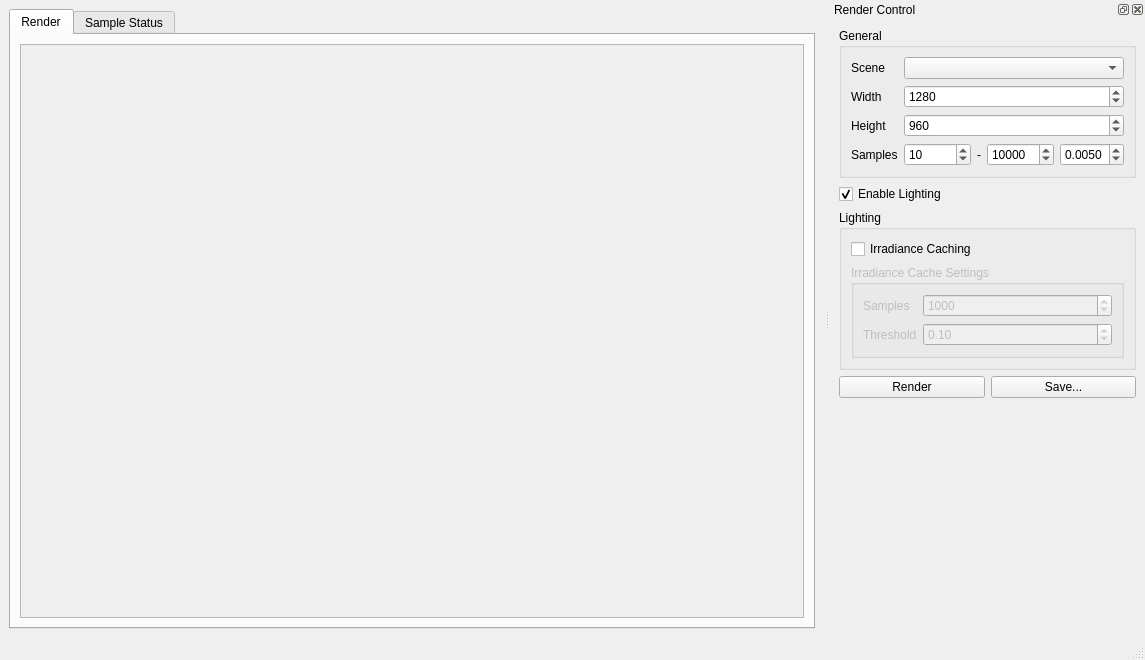
Qt form App/MainWindow.ui (mattfischer/raytrace) before a commit.
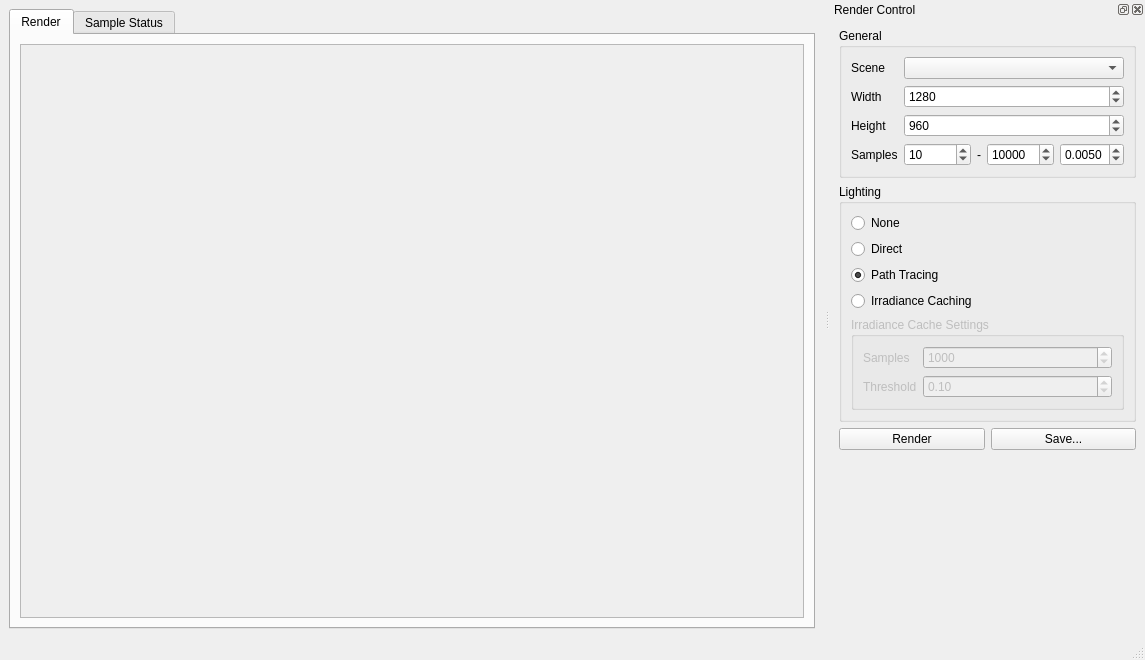
The same form after that commit.

Commit message: Add direct lighter, and lighter selection GUI

Patch:
```diff
--- a/App/MainWindow.ui
+++ b/App/MainWindow.ui
@@ -247,24 +247,50 @@
        </layout>
       </widget>
      </item>
-     <item>
-      <widget class="QCheckBox" name="enableLightingBox">
-       <property name="text">
-        <string>Enable Lighting</string>
-       </property>
-       <property name="checked">
-        <bool>true</bool>
-       </property>
-      </widget>
-     </item>
      <item>
       <widget class="QGroupBox" name="groupLighting">
        <property name="title">
         <string>Lighting</string>
        </property>
-       <layout class="QVBoxLayout" name="verticalLayout_4">
+       <layout class="QVBoxLayout" name="verticalLayout_10">
+        <property name="leftMargin">
+         <number>9</number>
+        </property>
+        <property name="topMargin">
+         <number>9</number>
+        </property>
+        <property name="rightMargin">
+         <number>9</number>
+        </property>
+        <property name="bottomMargin">
+         <number>9</number>
+        </property>
         <item>
-         <widget class="QCheckBox" name="indirectIrradianceCaching">
+         <widget class="QRadioButton" name="lightingNone">
+          <property name="text">
+           <string>None</string>
+          </property>
+         </widget>
+        </item>
+        <item>
+         <widget class="QRadioButton" name="lightingDirect">
+          <property name="text">
+           <string>Direct</string>
+          </property>
+         </widget>
+        </item>
+        <item>
+         <widget class="QRadioButton" name="lightingPathTracing">
+          <property name="text">
+           <string>Path Tracing</string>
+          </property>
+          <property name="checked">
+           <bool>true</bool>
+          </property>
+         </widget>
+        </item>
+        <item>
+         <widget class="QRadioButton" name="lightingIrradianceCaching">
           <property name="text">
            <string>Irradiance Caching</string>
           </property>
@@ -279,6 +305,9 @@
            <string>Irradiance Cache Settings</string>
           </property>
           <layout class="QFormLayout" name="formLayout_3">
+           <property name="leftMargin">
+            <number>9</number>
+           </property>
            <item row="0" column="0">
             <widget class="QLabel" name="label_5">
              <property name="text">
```
Left out of the diff: 8 changed lines with no effect on the pictures. The commit also changes 14 other files.
